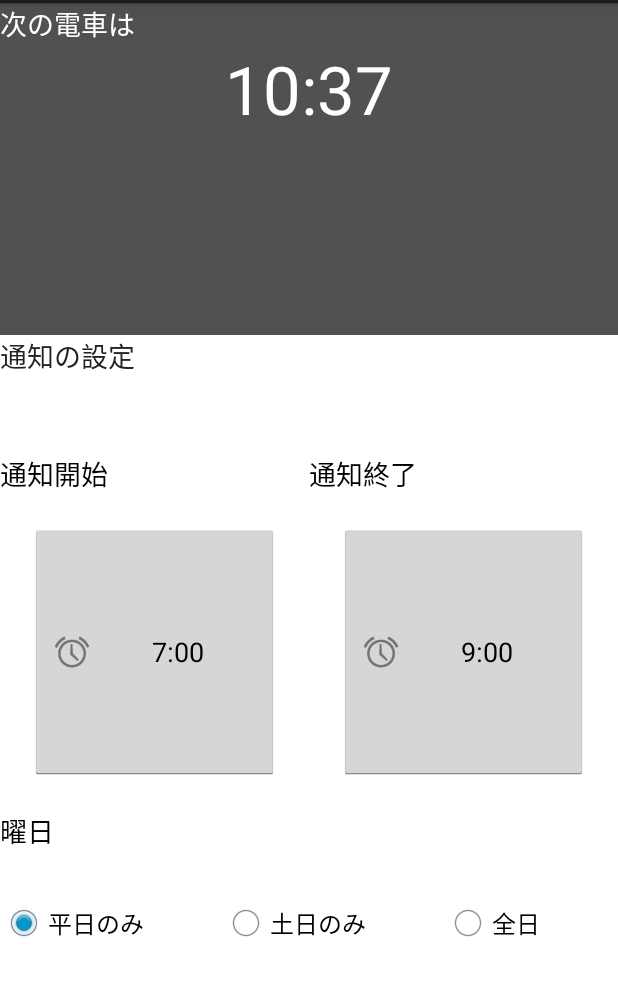
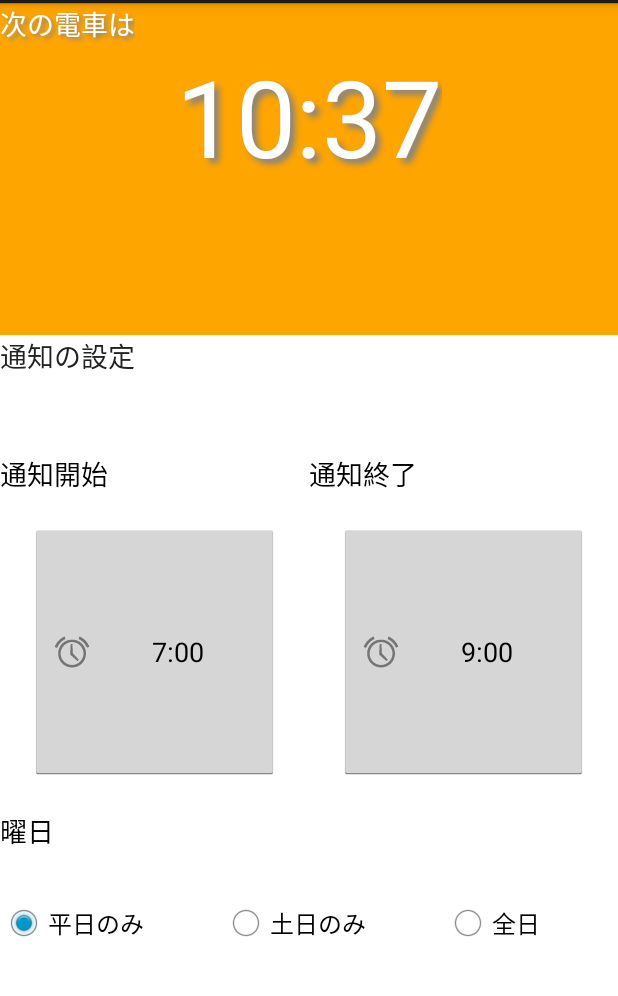
Before and after one commit to yuuuuuyuuuu/trainnotificator, an Android app: the screen it shows after launch (MainActivity), on a phone screen of 412 x 824 dp, the part 69-1065 px from its top. Run offline under Robolectric (Android 15) with nearby library versions, the phone set to English and light mode, and no system bars.

Commit message:
:lipstick: modify main screen design

```diff
--- a/TrainNotificator/app/src/main/res/layout/fragment_train_info.xml
+++ b/TrainNotificator/app/src/main/res/layout/fragment_train_info.xml
@@ -3,7 +3,7 @@
 <LinearLayout xmlns:android="http://schemas.android.com/apk/res/android"
     android:orientation="vertical" android:layout_width="match_parent"
     android:layout_height="match_parent"
-    android:background="@color/darkgray">
+    android:background="@color/pale_orange">
 
     <TextView
         android:layout_width="wrap_content"
@@ -11,7 +11,11 @@
         android:textAppearance="?android:attr/textAppearanceMedium"
         android:text="@string/label_traininfo_title"
         android:id="@+id/textView"
-        android:textColor="@color/white" />
+        android:textColor="@color/white"
+        android:shadowColor="@color/gray"
+        android:shadowDx="3"
+        android:shadowDy="3"
+        android:shadowRadius="3"/>
 
     <TextView
         android:id="@+id/textView_trainInfo"
@@ -19,7 +23,11 @@
         android:layout_height="wrap_content"
         android:text="@string/label_traininfo_traintime"
         android:layout_gravity="center"
-        android:textSize="20pt"
-        android:textColor="@color/white" />
+        android:textSize="32pt"
+        android:textColor="@color/white"
+        android:shadowColor="@color/gray"
+        android:shadowDx="5"
+        android:shadowDy="5"
+        android:shadowRadius="5"/>
 
 </LinearLayout>
--- a/TrainNotificator/app/src/main/res/values/colors.xml
+++ b/TrainNotificator/app/src/main/res/values/colors.xml
@@ -5,4 +5,6 @@
     <color name="darkgray">#515151</color>
     <color name="white">#FFFFFF</color>
     <color name="almost_black">#222222</color>
+    <color name="pale_orange">#FFA500</color>
+    <color name="pale_green">#82FF82</color>
 </resources>
--- a/TrainNotificator/app/src/main/res/values/strings.xml
+++ b/TrainNotificator/app/src/main/res/values/strings.xml
@@ -15,5 +15,9 @@
     <string name="label_setting_date_allday">全日</string>
     <string name="label_traininfo_traintime">データがありません</string>
     <string name="label_traininfo_title">次の電車は</string>
+    <string name="label_notification_title">次の湘南新宿ライン</string>
+    <string name="label_notification_message_prefix">次の湘南新宿ラインは</string>
+    <string name="label_notification_message_suffix">です。</string>
+
 
 </resources>
```
Also changed, not shown: TrainNotificator/app/src/main/java/com/dev/android/yuu/trainnotificator/NotificationAlarmManager.java (+9 -3 lines).
